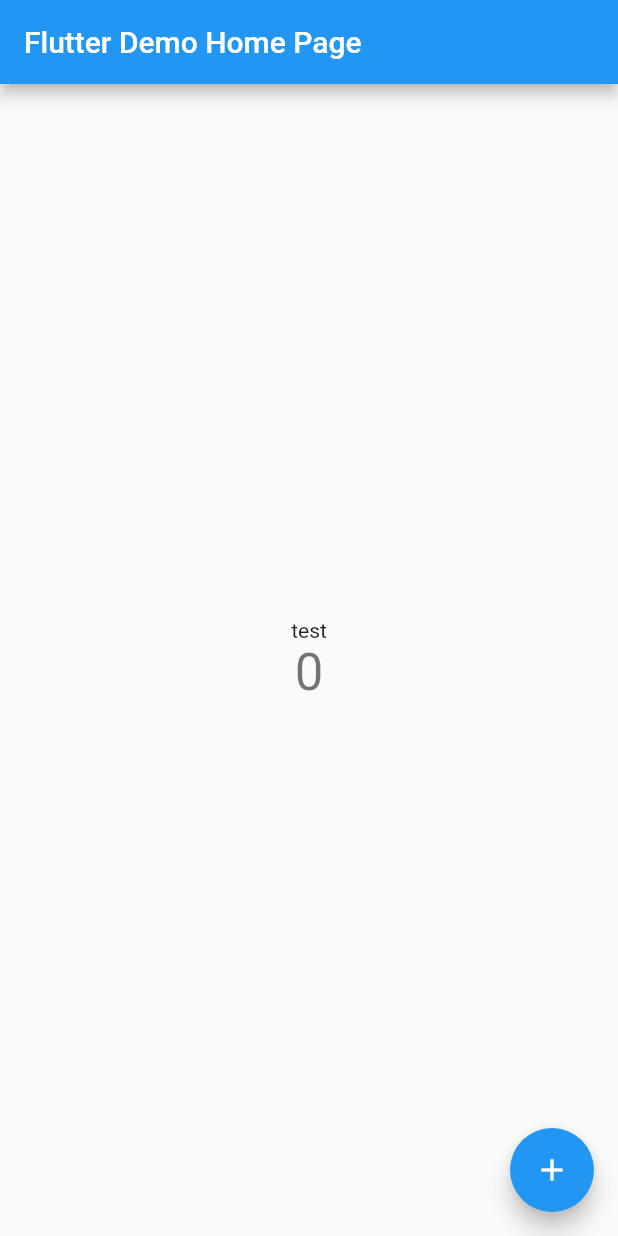
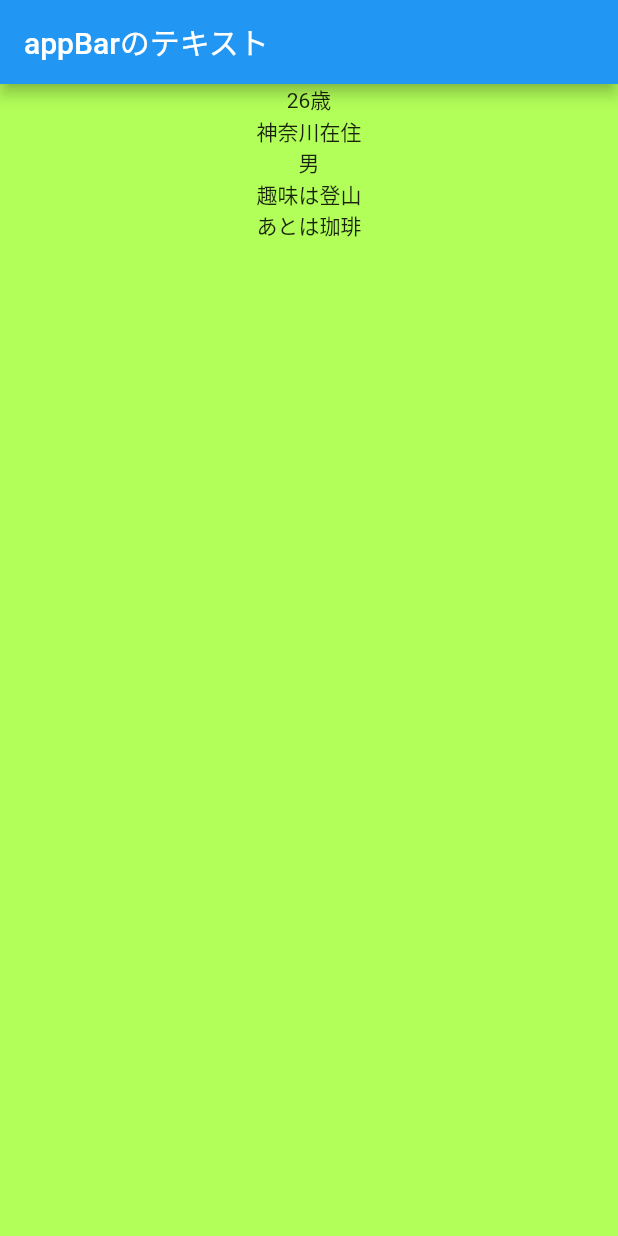
Before and after one commit to Forest-River-Tiger/devices, a Flutter app: the screen it shows after launch, on a phone screen of 412 x 824 dp. Run offline on Flutter 3.47's test engine with Material 2 defaults, Android fonts, the phone set to English and light mode, and no system bars.

Commit message:
practice commit

```diff
--- a/lib/main.dart
+++ b/lib/main.dart
@@ -7,21 +7,12 @@ void main() {
 class MyApp extends StatelessWidget {
   const MyApp({super.key});
 
-  // This widget is the root of your application.
   @override
   Widget build(BuildContext context) {
     return MaterialApp(
       title: 'Flutter Demo',
       theme: ThemeData(
-        // This is the theme of your application.
-        //
-        // Try running your application with "flutter run". You'll see the
-        // application has a blue toolbar. Then, without quitting the app, try
-        // changing the primarySwatch below to Colors.green and then invoke
-        // "hot reload" (press "r" in the console where you ran "flutter run",
-        // or simply save your changes to "hot reload" in a Flutter IDE).
-        // Notice that the counter didn't reset back to zero; the application
-        // is not restarted.
+
         primarySwatch: Colors.blue,
       ),
       home: const MyHomePage(title: 'Flutter Demo Home Page'),
@@ -31,16 +22,6 @@ class MyApp extends StatelessWidget {
 
 class MyHomePage extends StatefulWidget {
   const MyHomePage({super.key, required this.title});
-
-  // This widget is the home page of your application. It is stateful, meaning
-  // that it has a State object (defined below) that contains fields that affect
-  // how it looks.
-
-  // This class is the configuration for the state. It holds the values (in this
-  // case the title) provided by the parent (in this case the App widget) and
-  // used by the build method of the State. Fields in a Widget subclass are
-  // always marked "final".
-
   final String title;
 
   @override
@@ -52,64 +33,34 @@ class _MyHomePageState extends State<MyHomePage> {
 
   void _incrementCounter() {
     setState(() {
-      // This call to setState tells the Flutter framework that something has
-      // changed in this State, which causes it to rerun the build method below
-      // so that the display can reflect the updated values. If we changed
-      // _counter without calling setState(), then the build method would not be
-      // called again, and so nothing would appear to happen.
       _counter++;
     });
   }
 
   @override
   Widget build(BuildContext context) {
-    // This method is rerun every time setState is called, for instance as done
-    // by the _incrementCounter method above.
-    //
-    // The Flutter framework has been optimized to make rerunning build methods
-    // fast, so that you can just rebuild anything that needs updating rather
-    // than having to individually change instances of widgets.
+    // Scaffoldは大元の画面
     return Scaffold(
+      // AppBarはnavigationbar
       appBar: AppBar(
-        // Here we take the value from the MyHomePage object that was created by
-        // the App.build method, and use it to set our appbar title.
-        title: Text(widget.title),
+        title: Text('appBarのテキスト'),
       ),
-      body: Center(
-        // Center is a layout widget. It takes a single child and positions it
-        // in the middle of the parent.
+      // Containerは箱(指定しなければ何もなし)
+      body: Container(
+        color: Colors.lightGreenAccent,
+        // 全体に広がる
+        width: double.infinity,
+        height: double.infinity,
         child: Column(
-          // Column is also a layout widget. It takes a list of children and
-          // arranges them vertically. By default, it sizes itself to fit its
-          // children horizontally, and tries to be as tall as its parent.
-          //
-          // Invoke "debug painting" (press "p" in the console, choose the
-          // "Toggle Debug Paint" action from the Flutter Inspector in Android
-          // Studio, or the "Toggle Debug Paint" command in Visual Studio Code)
-          // to see the wireframe for each widget.
-          //
-          // Column has various properties to control how it sizes itself and
-          // how it positions its children. Here we use mainAxisAlignment to
-          // center the children vertically; the main axis here is the vertical
-          // axis because Columns are vertical (the cross axis would be
-          // horizontal).
-          mainAxisAlignment: MainAxisAlignment.center,
-          children: <Widget>[
-            const Text(
-              'test',
-            ),
-            Text(
-              '$_counter',
-              style: Theme.of(context).textTheme.headline4,
-            ),
+          children: [
+            Text('26歳'),
+            Text('神奈川在住'),
+            Text('男'),
+            Text('趣味は登山'),
+            Text('あとは珈琲'),
           ],
         ),
       ),
-      floatingActionButton: FloatingActionButton(
-        onPressed: _incrementCounter,
-        tooltip: 'Increment',
-        child: const Icon(Icons.add),
-      ), // This trailing comma makes auto-formatting nicer for build methods.
     );
   }
 }
```
